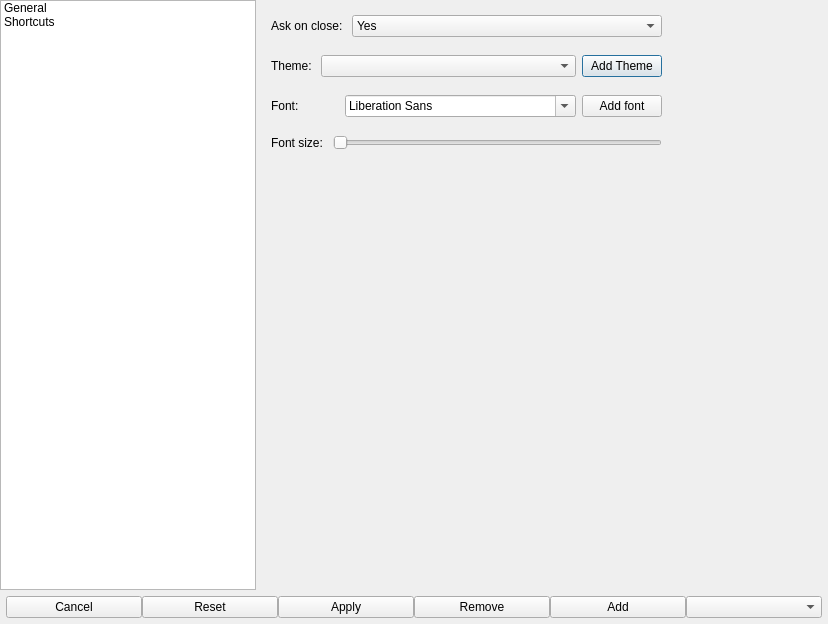
Before: the Qt Designer form libs/QtGuiFiles/UiFiles/SettingsDialog.ui in krysolemur/WebScope, drawn with Qt 5.
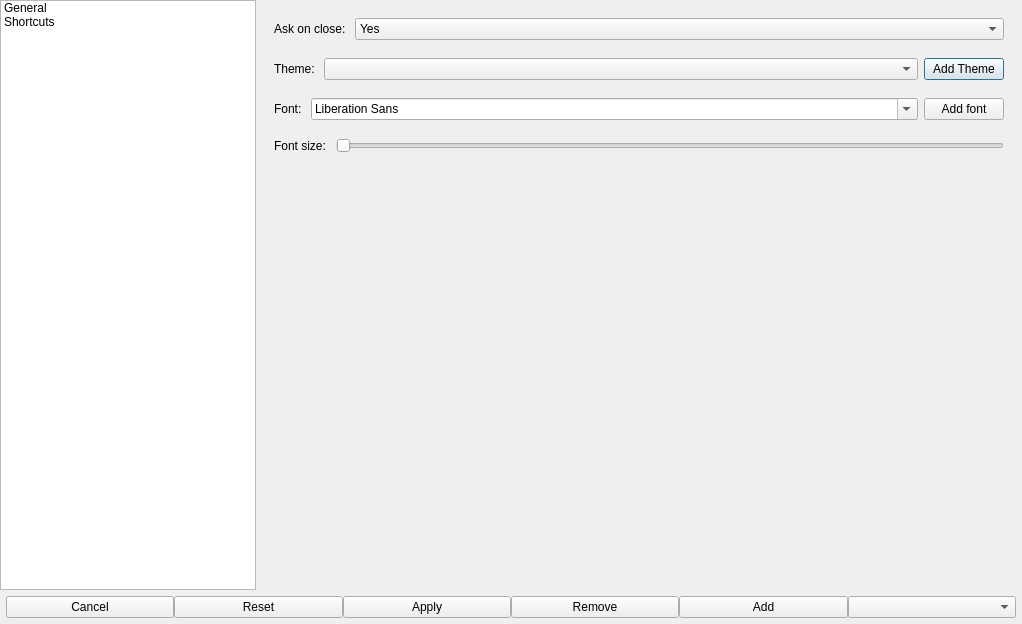
After: the same form once the commit is applied.

Commit message: Fixed settings dialog expanding.

```diff
--- a/libs/QtGuiFiles/UiFiles/SettingsDialog.ui
+++ b/libs/QtGuiFiles/UiFiles/SettingsDialog.ui
@@ -9,7 +9,7 @@
    <rect>
     <x>0</x>
     <y>0</y>
-    <width>828</width>
+    <width>1022</width>
     <height>624</height>
    </rect>
   </property>
@@ -114,15 +114,24 @@
           <height>16777215</height>
          </size>
         </property>
+        <layout class="QHBoxLayout" name="generalPageLayout">
+         <property name="spacing">
+          <number>3</number>
+         </property>
+         <property name="leftMargin">
+          <number>3</number>
+         </property>
+         <property name="topMargin">
+          <number>3</number>
+         </property>
+         <property name="rightMargin">
+          <number>3</number>
+         </property>
+         <property name="bottomMargin">
+          <number>3</number>
+         </property>
+         <item>
         <widget class="QScrollArea" name="generalScrollArea">
-         <property name="geometry">
-          <rect>
-           <x>0</x>
-           <y>0</y>
-           <width>421</width>
-           <height>351</height>
-          </rect>
-         </property>
          <property name="sizePolicy">
           <sizepolicy hsizetype="Expanding" vsizetype="Expanding">
            <horstretch>0</horstretch>
@@ -158,8 +167,8 @@
            <rect>
             <x>0</x>
             <y>0</y>
-            <width>421</width>
-            <height>351</height>
+              <width>758</width>
+              <height>581</height>
            </rect>
           </property>
           <property name="sizePolicy">
@@ -295,7 +304,7 @@
             </layout>
            </item>
            <item>
-            <layout class="QHBoxLayout" name="fontLayout">
+              <layout class="QHBoxLayout" name="fontLayout" stretch="0,1,0">
              <property name="leftMargin">
               <number>6</number>
              </property>
@@ -404,6 +413,8 @@
           </layout>
          </widget>
         </widget>
+         </item>
+        </layout>
        </widget>
        <widget class="QWidget" name="shortcustPage"/>
       </widget>
```
Left out of the diff: 3 changed lines with no effect on the pictures. Lines whose indentation alone changed are shown as unchanged. The commit also changes 1 other file.
